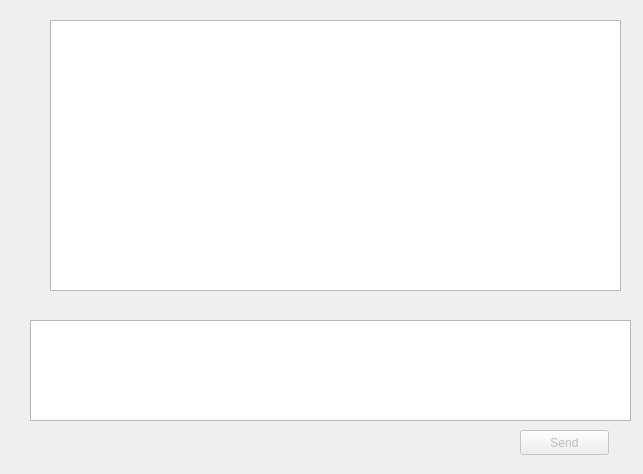
Qt form MGAWithSQL/mgachatmsgdialog.ui (amirtosson/MGAConnect) before a commit.
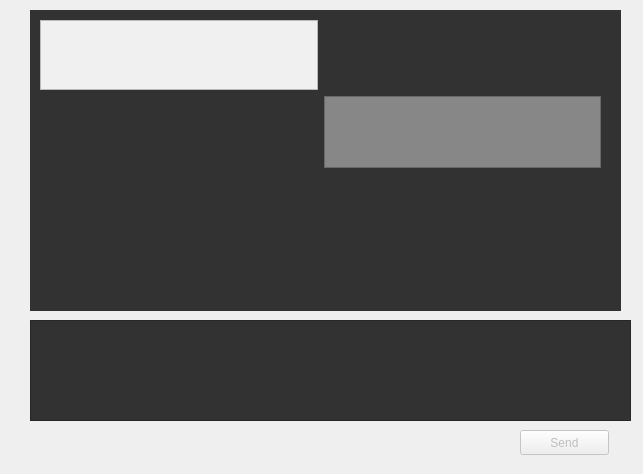
The same form after that commit.

```diff
--- a/MGAWithSQL/mgachatmsgdialog.ui
+++ b/MGAWithSQL/mgachatmsgdialog.ui
@@ -22,6 +22,9 @@
      <height>101</height>
     </rect>
    </property>
+   <property name="styleSheet">
+    <string notr="true">background-color: rgb(50, 50, 50);</string>
+   </property>
   </widget>
   <widget class="QPushButton" name="sendButton">
    <property name="enabled">
@@ -39,15 +42,84 @@
     <string>Send</string>
    </property>
   </widget>
-  <widget class="QTextBrowser" name="msgBrowser">
+  <widget class="QWidget" name="widget" native="true">
    <property name="geometry">
     <rect>
-     <x>50</x>
-     <y>20</y>
-     <width>571</width>
-     <height>271</height>
+     <x>30</x>
+     <y>10</y>
+     <width>591</width>
+     <height>301</height>
     </rect>
    </property>
+   <property name="styleSheet">
+    <string notr="true">background-color: rgb(50, 50, 50);</string>
+   </property>
+   <widget class="QWidget" name="gridLayoutWidget">
+    <property name="geometry">
+     <rect>
+      <x>10</x>
+      <y>10</y>
+      <width>561</width>
+      <height>148</height>
+     </rect>
+    </property>
+    <layout class="QGridLayout" name="gridLayout">
+     <item row="2" column="0">
+      <spacer name="horizontalSpacer">
+       <property name="orientation">
+        <enum>Qt::Horizontal</enum>
+       </property>
+       <property name="sizeHint" stdset="0">
+        <size>
+         <width>40</width>
+         <height>20</height>
+        </size>
+       </property>
+      </spacer>
+     </item>
+     <item row="2" column="1">
+      <widget class="QTextBrowser" name="msgBrowserMGA">
+       <property name="styleSheet">
+        <string notr="true">background-color: rgb(135, 135, 135);
+color: rgb(0, 0, 0);</string>
+       </property>
+      </widget>
+     </item>
+     <item row="1" column="0">
+      <widget class="QTextBrowser" name="msgBrowser">
+       <property name="styleSheet">
+        <string notr="true">background-color: rgb(240, 240, 240);
+color: rgb(9, 9, 9);</string>
+       </property>
+       <property name="inputMethodHints">
+        <set>Qt::ImhMultiLine</set>
+       </property>
+       <property name="verticalScrollBarPolicy">
+        <enum>Qt::ScrollBarAlwaysOff</enum>
+       </property>
+       <property name="horizontalScrollBarPolicy">
+        <enum>Qt::ScrollBarAlwaysOff</enum>
+       </property>
+       <property name="sizeAdjustPolicy">
+        <enum>QAbstractScrollArea::AdjustToContents</enum>
+       </property>
+      </widget>
+     </item>
+     <item row="1" column="1">
+      <spacer name="horizontalSpacer_2">
+       <property name="orientation">
+        <enum>Qt::Horizontal</enum>
+       </property>
+       <property name="sizeHint" stdset="0">
+        <size>
+         <width>40</width>
+         <height>20</height>
+        </size>
+       </property>
+      </spacer>
+     </item>
+    </layout>
+   </widget>
   </widget>
  </widget>
  <resources/>
```
